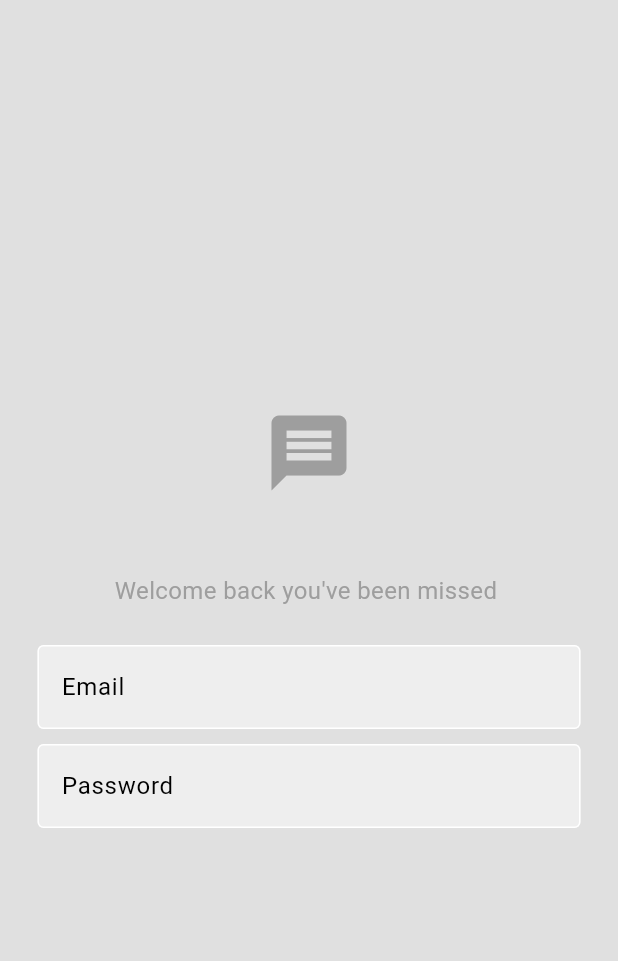
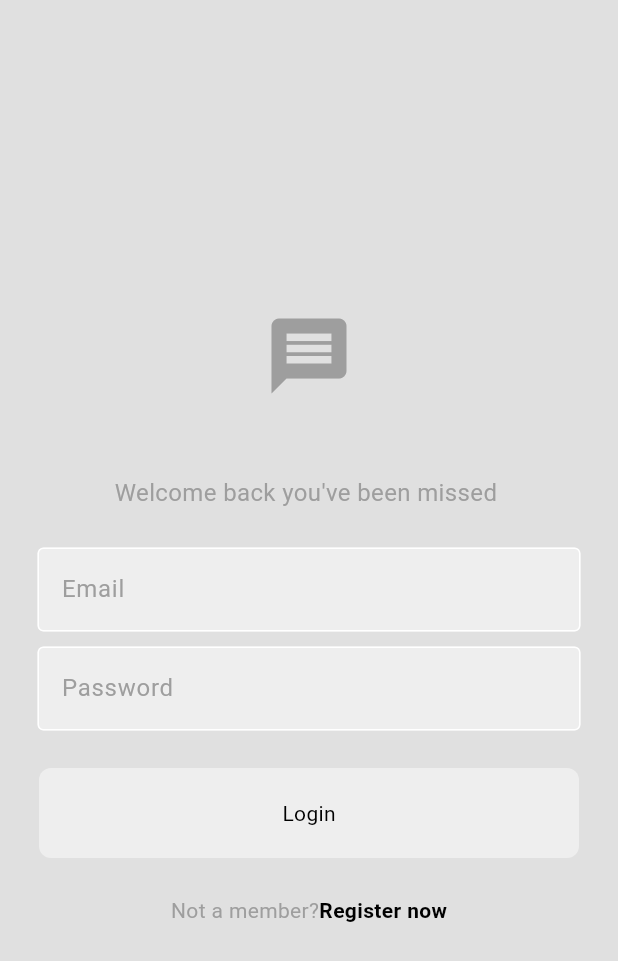
Before and after one commit to dillahmwangi/Mini_flutter_projects, a Flutter app: the screen it shows after launch, on a phone screen of 412 x 824 dp. Shown: the top 961 px of the screen. Run offline on Flutter 3.47's test engine with Material 3 defaults, Android fonts, the phone set to English and light mode, and no system bars.

Commit message:
created textfield component

```diff
--- a/lib/src/components/my_textfield.dart
+++ b/lib/src/components/my_textfield.dart
@@ -1,10 +1,18 @@
 import 'package:flutter/material.dart';
+
 
 class MyTextField extends StatelessWidget {
   final String hintText;
+  final bool obscureText;
+  final TextEditingController controller;
 
-  const MyTextField({super.key,
+
+
+  const MyTextField({
+    super.key,
     required this.hintText,
+    required this.obscureText,
+    required this.controller,
   });
 
   @override
@@ -12,6 +20,8 @@ class MyTextField extends StatelessWidget {
     return Padding(
       padding: const EdgeInsets.symmetric(horizontal: 25.0),
       child: TextField(
+        obscureText: obscureText,
+        controller: controller,
         decoration: InputDecoration(
           enabledBorder: OutlineInputBorder(
             borderSide:
@@ -24,6 +34,7 @@ class MyTextField extends StatelessWidget {
           fillColor: Theme.of(context).colorScheme.secondary,
           filled: true,
           hintText: hintText,
+          hintStyle: TextStyle(color: Theme.of(context).colorScheme.primary),
         ),
       ),
     );
--- a/lib/src/features/screens/login_page.dart
+++ b/lib/src/features/screens/login_page.dart
@@ -1,9 +1,20 @@
 import 'package:flutter/material.dart';
+import 'package:mini_projects/src/components/my_button.dart';
 import 'package:mini_projects/src/components/my_textfield.dart';
-import '';
+
+
 
 class LoginPage extends StatelessWidget {
-  const LoginPage({super.key});
+
+  //email and password text controllers
+  final TextEditingController _emailController = TextEditingController();
+  final TextEditingController _pwController = TextEditingController();
+
+   LoginPage({super.key});
+
+   //login method
+   void login () {}
+
 
   @override
   Widget build(BuildContext context) {
@@ -34,19 +45,51 @@ class LoginPage extends StatelessWidget {
               const SizedBox(height: 25,),
 
               //email textfield
-              const MyTextField(
+              MyTextField(
                 hintText: "Email",
+                obscureText: false,
+                controller: _emailController,
               ),
 
               const SizedBox(height: 10),
 
               //password textfield
-                const MyTextField(
+                MyTextField(
                 hintText: "Password",
+                obscureText: true,
+                controller:_pwController,
               ),
 
 
+              const SizedBox(height: 25),
+
+              //login button
+              MyButton(
+              text: "Login",
+              onTap: login,
+          ),
+
+          const SizedBox(height: 25),
+
               //register now
+               Row(
+                mainAxisAlignment: MainAxisAlignment.center,
+                children: [
+                  Text(
+                    "Not a member?",
+                    style: TextStyle(color: Theme.of(context).colorScheme.primary),
+                  ),
+
+                   const Text("Register now",
+                   style: TextStyle(
+                    fontWeight: FontWeight.bold,
+                   ),
+                   ),
+
+                ],
+              ),
+
+
             ],
           ),
         ));
```
Lines whose indentation alone changed are shown as unchanged.
